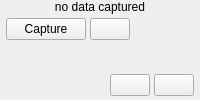
Before: the Qt Designer form ui/qt/col_capture.ui in Alexey-Nikolaevic-B/2042_sensor_testing, drawn with Qt 5.
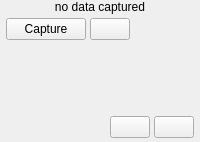
After: the same form once the commit is applied.

Patch:
```diff
--- a/ui/qt/col_capture.ui
+++ b/ui/qt/col_capture.ui
@@ -52,6 +52,21 @@
      </layout>
     </widget>
    </item>
+
+   <!-- Log: scrollable, expands to fill all remaining space -->
+   <item>
+    <widget class="QScrollArea" name="scroll_log">
+     <property name="widgetResizable"><bool>true</bool></property>
+     <property name="horizontalScrollBarPolicy"><enum>Qt::ScrollBarAlwaysOff</enum></property>
+     <property name="verticalScrollBarPolicy"><enum>Qt::ScrollBarAsNeeded</enum></property>
+     <property name="frameShape"><enum>QFrame::NoFrame</enum></property>
+     <widget class="QWidget" name="scroll_log_contents">
+      <layout class="QVBoxLayout" name="log_layout">
+       <property name="spacing"><number>0</number></property>
+       <property name="leftMargin"><number>0</number></property>
+       <property name="topMargin"><number>0</number></property>
+       <property name="rightMargin"><number>0</number></property>
+       <property name="bottomMargin"><number>0</number></property>
    <item>
     <widget class="QLabel" name="lbl_log">
      <property name="text"><string/></property>
@@ -65,6 +80,12 @@
      <property name="sizeHint" stdset="0"><size><width>1</width><height>1</height></size></property>
     </spacer>
    </item>
+      </layout>
+     </widget>
+    </widget>
+   </item>
+
+   <!-- Bottom toolbar: clear / copy -->
    <item>
     <widget class="QWidget" name="wt_toolbar_bottom">
      <property name="minimumHeight"><number>44</number></property>
```
Left out of the diff: 9 changed lines with no effect on the pictures. Lines whose indentation alone changed are shown as unchanged.
